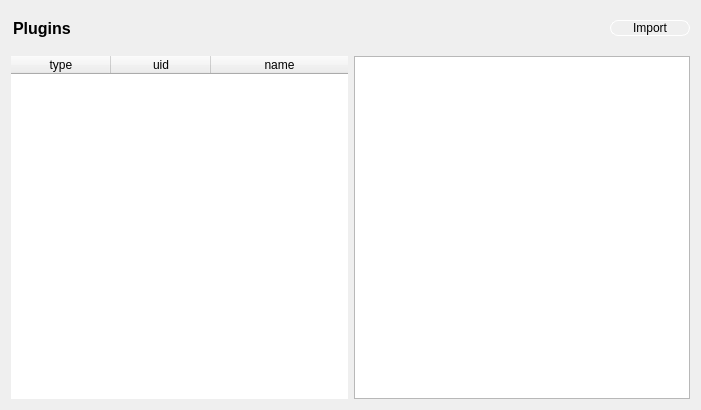
This is src/gui/forms/pluginspage.ui in evoplex/evoplex as Qt 5 draws it before an edit. The edited form follows.
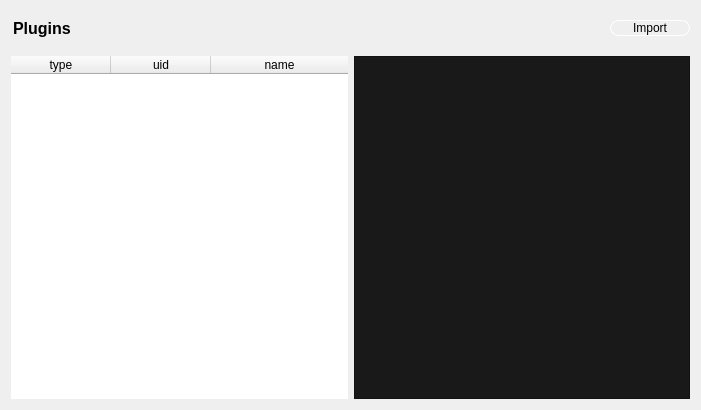
This is the edited form.

The edit to the form file:
```diff
--- a/src/gui/forms/pluginspage.ui
+++ b/src/gui/forms/pluginspage.ui
@@ -131,7 +131,11 @@
       </widget>
      </item>
      <item>
-      <widget class="QTextBrowser" name="browser"/>
+      <widget class="QTextBrowser" name="browser">
+       <property name="styleSheet">
+        <string notr="true">background-color: rgb(25, 25, 25);</string>
+       </property>
+      </widget>
      </item>
     </layout>
    </item>
```
